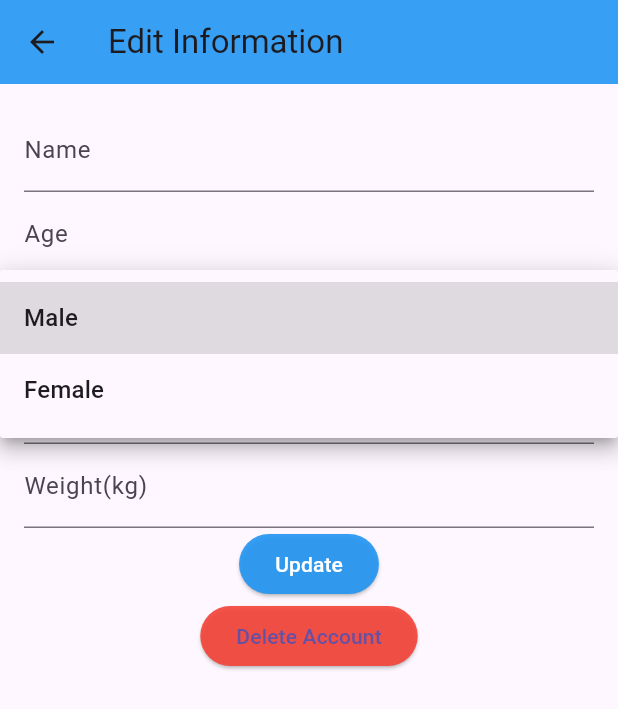
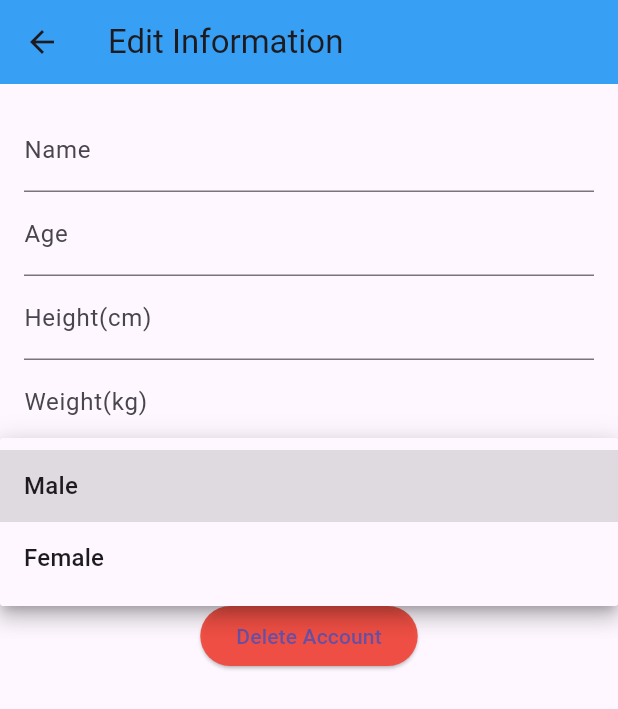
Before and after one commit to JERODIACUNA/FE, a Flutter app: the EditInformation screen opened directly, after a tap on "Sex", on a phone screen of 412 x 824 dp. Shown: the top 709 px of the screen. Run offline on Flutter 3.47's test engine with Material 3 defaults, Android fonts, the phone set to English and light mode, and no system bars; our stand-ins replace charts_flutter, cloud_firestore, firebase_auth, firebase_core, video_player; accounts and stored records are empty.

Commit message:
Update edit_information.dart

```diff
--- a/fitnessapp/lib/edit_information.dart
+++ b/fitnessapp/lib/edit_information.dart
@@ -144,6 +144,18 @@ class _EditInformationState extends State<EditInformation> {
                       labelText: 'Age',
                     ),
                   ),
+                  TextField(
+                    controller: heightController,
+                    decoration: const InputDecoration(
+                      labelText: 'Height(cm)',
+                    ),
+                  ),
+                  TextField(
+                    controller: weightController,
+                    decoration: const InputDecoration(
+                      labelText: 'Weight(kg)',
+                    ),
+                  ),
                   DropdownButtonFormField<String>(
                     value: selectedSex,
                     onChanged: (newValue) {
@@ -159,18 +171,6 @@ class _EditInformationState extends State<EditInformation> {
                         .toList(),
                     decoration: const InputDecoration(
                       labelText: 'Sex',
-                    ),
-                  ),
-                  TextField(
-                    controller: heightController,
-                    decoration: const InputDecoration(
-                      labelText: 'Height(cm)',
-                    ),
-                  ),
-                  TextField(
-                    controller: weightController,
-                    decoration: const InputDecoration(
-                      labelText: 'Weight(kg)',
                     ),
                   ),
                   ElevatedButton(
```
